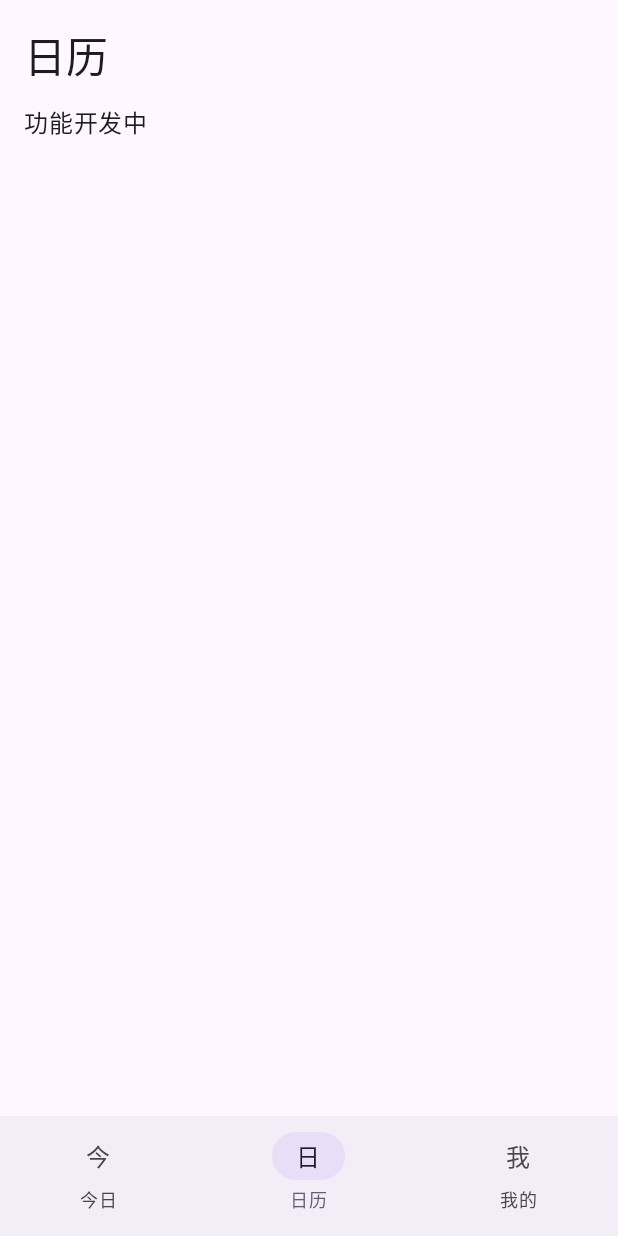
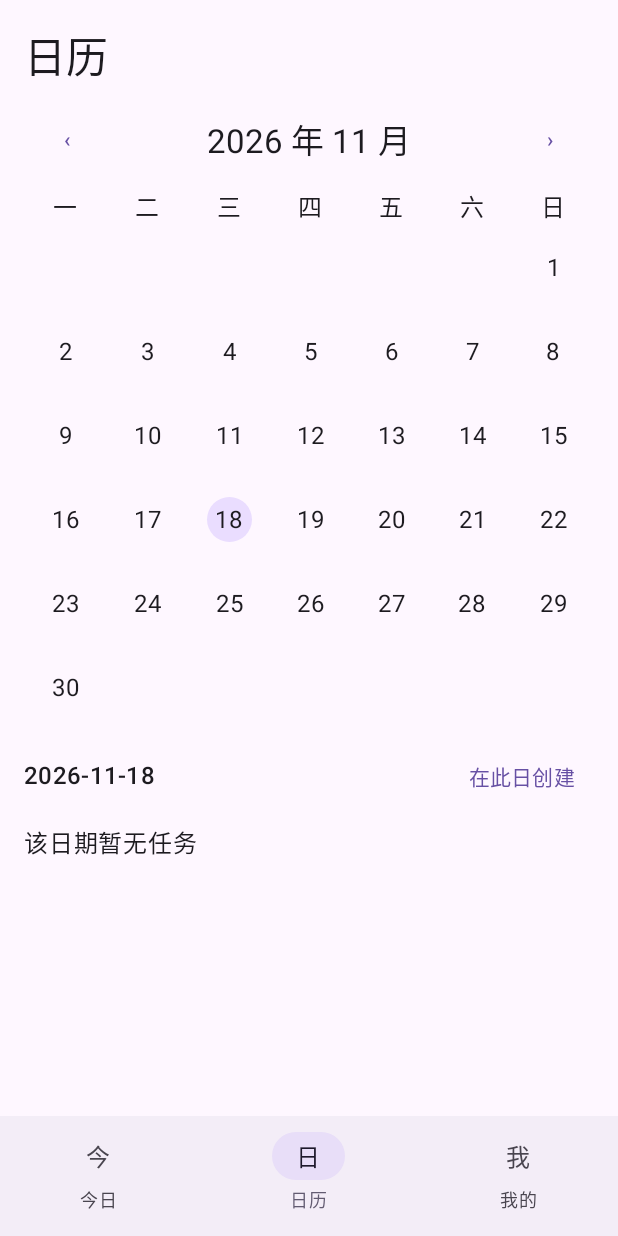
Before and after one commit to liuwenli02/LiteList, an Android app built with Jetpack Compose: the screen it shows after launch (MainActivity), item 2 of the bottom bar chosen, on a phone screen of 412 x 824 dp. Run offline under Robolectric (Android 15) with nearby library versions, the phone set to English and light mode, and no system bars; our stand-ins replace Room's generated code.

Commit message:
feat(calendar): add month navigation, date markers and task lists
PRD 8.1-8.5; TC-F14, TC-O10, TC-O13, TC-O14 (one-time task slice).
Calendar uses shared pending/completed order, current plannedDate and marker priority; allows selected-date creation.
Local verification: :app:testDebugUnitTest (7 tests) and :app:assembleDebug passed.
M16 remains in progress pending repeat instances, large-list performance and device acceptance.

```diff
--- a/app/src/main/java/com/liuwenli/litelist/MainActivity.kt
+++ b/app/src/main/java/com/liuwenli/litelist/MainActivity.kt
@@ -37,6 +37,7 @@ import com.liuwenli.litelist.data.LiteListDatabase
 import com.liuwenli.litelist.data.TaskEntity
 import com.liuwenli.litelist.data.TaskRepository
 import com.liuwenli.litelist.ui.TaskEditorDialog
+import com.liuwenli.litelist.ui.CalendarScreen
 import com.liuwenli.litelist.ui.TodayTaskSections
 import java.time.Clock
 import java.time.Duration
@@ -65,7 +66,7 @@ private fun LiteListApp(repository: TaskRepository) {
     var error by remember { mutableStateOf<String?>(null) }
     var pendingDelete by remember { mutableStateOf<TaskEntity?>(null) }
     var pendingEdit by remember { mutableStateOf<TaskEntity?>(null) }
-    var showDetailedCreate by remember { mutableStateOf(false) }
+    var detailedCreateDate by remember { mutableStateOf<LocalDate?>(null) }
     var completedExpanded by remember { mutableStateOf(false) }
     var historyExpanded by remember { mutableStateOf(true) }
     val tasks by remember(repository) { repository.observeTasks() }.collectAsState(initial = emptyList())
@@ -78,6 +79,15 @@ private fun LiteListApp(repository: TaskRepository) {
         }
     }
     val sections = TodayTaskSections.from(tasks, today, ZoneId.systemDefault())
+
+    fun toggle(task: TaskEntity) {
+        scope.launch {
+            runCatching {
+                if (task.status == "PENDING") repository.complete(task.generationId, task.taskId, task.dataVersion)
+                else repository.reopen(task.generationId, task.taskId, task.dataVersion)
+            }.onFailure { error = it.message ?: "操作失败" }
+        }
+    }
 
     Scaffold(bottomBar = {
         NavigationBar {
@@ -105,7 +115,7 @@ private fun LiteListApp(repository: TaskRepository) {
                             }
                         }) { Text("添加") }
                     }
-                    TextButton(onClick = { showDetailedCreate = true }) { Text("详细创建") }
+                    TextButton(onClick = { detailedCreateDate = today }) { Text("详细创建") }
                     error?.let { Text(it, color = MaterialTheme.colorScheme.error) }
                     Text("今日 ${sections.progressDone}/${sections.progressTotal}")
                     TodayTaskList(
@@ -115,18 +125,20 @@ private fun LiteListApp(repository: TaskRepository) {
                         historyExpanded = historyExpanded,
                         onCompletedExpandedChange = { completedExpanded = it },
                         onHistoryExpandedChange = { historyExpanded = it },
-                        onToggle = { task ->
-                        scope.launch {
-                            runCatching {
-                                if (task.status == "PENDING") repository.complete(task.generationId, task.taskId, task.dataVersion)
-                                else repository.reopen(task.generationId, task.taskId, task.dataVersion)
-                            }.onFailure { error = it.message ?: "操作失败" }
-                        }
-                        },
+                        onToggle = ::toggle,
                         onDelete = { pendingDelete = it },
                         onEdit = { pendingEdit = it },
                     )
                 }
+                1 -> CalendarScreen(
+                    modifier = Modifier.weight(1f),
+                    tasks = tasks,
+                    today = today,
+                    onCreate = { detailedCreateDate = it },
+                    onToggle = ::toggle,
+                    onDelete = { pendingDelete = it },
+                    onEdit = { pendingEdit = it },
+                )
                 else -> Text("功能开发中")
             }
         }
@@ -148,10 +160,10 @@ private fun LiteListApp(repository: TaskRepository) {
             dismissButton = { Button(onClick = { pendingDelete = null }) { Text("取消") } },
         )
     }
-    if (showDetailedCreate) {
+    detailedCreateDate?.let { createDate ->
         TaskEditorDialog(
-            initialDate = today,
-            onDismiss = { showDetailedCreate = false },
+            initialDate = createDate,
+            onDismiss = { detailedCreateDate = null },
             onSave = { taskTitle, note, plannedDate, deadline ->
                 repository.create(taskTitle, note, plannedDate, deadline)
             },
@@ -214,7 +226,7 @@ private fun TodayTaskList(
 }
 
 @Composable
-private fun TaskRow(task: TaskEntity, onToggle: (TaskEntity) -> Unit, onDelete: (TaskEntity) -> Unit, onEdit: (TaskEntity) -> Unit) {
+internal fun TaskRow(task: TaskEntity, onToggle: (TaskEntity) -> Unit, onDelete: (TaskEntity) -> Unit, onEdit: (TaskEntity) -> Unit) {
     Row(modifier = Modifier.fillMaxWidth(), horizontalArrangement = Arrangement.spacedBy(8.dp)) {
         Checkbox(checked = task.status == "COMPLETED", onCheckedChange = { onToggle(task) })
         Text(task.title, modifier = Modifier.weight(1f).padding(top = 12.dp))
--- /dev/null
+++ b/app/src/main/java/com/liuwenli/litelist/ui/CalendarScreen.kt
@@ -0,0 +1,115 @@
+package com.liuwenli.litelist.ui
+
+import androidx.compose.foundation.background
+import androidx.compose.foundation.clickable
+import androidx.compose.foundation.layout.Arrangement
+import androidx.compose.foundation.layout.Box
+import androidx.compose.foundation.layout.Column
+import androidx.compose.foundation.layout.Row
+import androidx.compose.foundation.layout.fillMaxSize
+import androidx.compose.foundation.layout.fillMaxWidth
+import androidx.compose.foundation.layout.height
+import androidx.compose.foundation.layout.padding
+import androidx.compose.foundation.layout.size
+import androidx.compose.foundation.lazy.LazyColumn
+import androidx.compose.foundation.lazy.items
+import androidx.compose.foundation.shape.CircleShape
+import androidx.compose.material3.MaterialTheme
+import androidx.compose.material3.Text
+import androidx.compose.material3.TextButton
+import androidx.compose.runtime.Composable
+import androidx.compose.runtime.getValue
+import androidx.compose.runtime.mutableStateOf
+import androidx.compose.runtime.produceState
+import androidx.compose.runtime.remember
+import androidx.compose.runtime.setValue
+import androidx.compose.ui.Alignment
+import androidx.compose.ui.Modifier
+import androidx.compose.ui.graphics.Color
+import androidx.compose.ui.unit.dp
+import com.liuwenli.litelist.TaskRow
+import com.liuwenli.litelist.data.TaskEntity
+import java.time.Instant
+import java.time.LocalDate
+import java.time.YearMonth
+import java.time.ZoneId
+import kotlinx.coroutines.delay
+
+@Composable
+fun CalendarScreen(
+    modifier: Modifier = Modifier,
+    tasks: List<TaskEntity>,
+    today: LocalDate,
+    onCreate: (LocalDate) -> Unit,
+    onToggle: (TaskEntity) -> Unit,
+    onDelete: (TaskEntity) -> Unit,
+    onEdit: (TaskEntity) -> Unit,
+) {
+    var month by remember { mutableStateOf(YearMonth.from(today)) }
+    var selectedDate by remember { mutableStateOf(today) }
+    val now by produceState(initialValue = Instant.now()) {
+        while (true) {
+            delay(60_000)
+            value = Instant.now()
+        }
+    }
+    val zone = ZoneId.systemDefault()
+    val selectedTasks = CalendarTasks.forDate(tasks, selectedDate, zone)
+    val firstOffset = month.atDay(1).dayOfWeek.value - 1
+
+    Column(modifier = modifier, verticalArrangement = Arrangement.spacedBy(8.dp)) {
+        Row(modifier = Modifier.fillMaxWidth(), horizontalArrangement = Arrangement.SpaceBetween, verticalAlignment = Alignment.CenterVertically) {
+            TextButton(onClick = { month = month.minusMonths(1) }) { Text("‹") }
+            Text("${month.year} 年 ${month.monthValue} 月", style = MaterialTheme.typography.titleLarge)
+            TextButton(onClick = { month = month.plusMonths(1) }) { Text("›") }
+        }
+        Row(modifier = Modifier.fillMaxWidth()) {
+            listOf("一", "二", "三", "四", "五", "六", "日").forEach { day ->
+                Box(modifier = Modifier.weight(1f), contentAlignment = Alignment.Center) { Text(day) }
+            }
+        }
+        repeat(6) { week ->
+            Row(modifier = Modifier.fillMaxWidth()) {
+                repeat(7) { weekday ->
+                    val dayNumber = week * 7 + weekday - firstOffset + 1
+                    val date = if (dayNumber in 1..month.lengthOfMonth()) month.atDay(dayNumber) else null
+                    Box(modifier = Modifier.weight(1f).height(48.dp), contentAlignment = Alignment.Center) {
+                        date?.let {
+                            val marker = CalendarTasks.marker(tasks, it, zone, now)
+                            Column(
+                                modifier = Modifier.fillMaxSize().clickable { selectedDate = it }.padding(2.dp),
+                                horizontalAlignment = Alignment.CenterHorizontally,
+                                verticalArrangement = Arrangement.Center,
+                            ) {
+                                val selected = it == selectedDate
+                                Box(
+                                    modifier = Modifier.size(30.dp).background(
+                                        if (selected) MaterialTheme.colorScheme.primaryContainer else Color.Transparent,
+                                        CircleShape,
+                                    ),
+                                    contentAlignment = Alignment.Center,
+                                ) { Text(dayNumber.toString()) }
+                                Box(modifier = Modifier.size(6.dp).background(
+                                    when (marker) {
+                                        DateMarker.OVERDUE -> MaterialTheme.colorScheme.error
+                                        DateMarker.PENDING -> MaterialTheme.colorScheme.primary
+                                        DateMarker.COMPLETED -> MaterialTheme.colorScheme.tertiary
+                                        null -> Color.Transparent
+                                    }, CircleShape,
+                                ))
+                            }
+                        }
+                    }
+                }
+            }
+        }
+        Row(modifier = Modifier.fillMaxWidth(), horizontalArrangement = Arrangement.SpaceBetween, verticalAlignment = Alignment.CenterVertically) {
+            Text(selectedDate.toString(), style = MaterialTheme.typography.titleMedium)
+            TextButton(onClick = { onCreate(selectedDate) }) { Text("在此日创建") }
+        }
+        if (selectedTasks.isEmpty()) Text("该日期暂无任务")
+        LazyColumn(modifier = Modifier.weight(1f)) {
+            items(selectedTasks, key = { it.taskId }) { task -> TaskRow(task, onToggle, onDelete, onEdit) }
+        }
+    }
+}
--- /dev/null
+++ b/app/src/main/java/com/liuwenli/litelist/ui/CalendarTasks.kt
@@ -0,0 +1,32 @@
+package com.liuwenli.litelist.ui
+
+import com.liuwenli.litelist.data.TaskEntity
+import com.liuwenli.litelist.domain.TaskRules
+import com.liuwenli.litelist.domain.TaskStatus
+import java.time.Instant
+import java.time.LocalDate
+import java.time.LocalDateTime
+import java.time.ZoneId
+
+enum class DateMarker { OVERDUE, PENDING, COMPLETED }
+
+object CalendarTasks {
+    fun forDate(tasks: List<TaskEntity>, date: LocalDate, zone: ZoneId): List<TaskEntity> {
+        val sameDate = tasks.filter { it.plannedDate == date.toString() }
+        return sameDate.filter { it.status == "PENDING" }.sortedWith(TaskOrdering.pending(zone)) +
+            sameDate.filter { it.status == "COMPLETED" }.sortedWith(TaskOrdering.completed)
+    }
+
+    fun marker(tasks: List<TaskEntity>, date: LocalDate, zone: ZoneId, now: Instant): DateMarker? {
+        val sameDate = tasks.filter { it.plannedDate == date.toString() }
+        if (sameDate.any { it.status == "PENDING" && TaskRules.isOverdue(
+                TaskStatus.PENDING,
+                it.deadlineLocalDateTime?.let(LocalDateTime::parse),
+                zone,
+                now,
+            ) }) return DateMarker.OVERDUE
+        if (sameDate.any { it.status == "PENDING" }) return DateMarker.PENDING
+        if (sameDate.any { it.status == "COMPLETED" }) return DateMarker.COMPLETED
+        return null
+    }
+}
--- /dev/null
+++ b/app/src/main/java/com/liuwenli/litelist/ui/TaskOrdering.kt
@@ -0,0 +1,17 @@
+package com.liuwenli.litelist.ui
+
+import com.liuwenli.litelist.data.TaskEntity
+import com.liuwenli.litelist.domain.TaskRules
+import java.time.LocalDateTime
+import java.time.ZoneId
+
+object TaskOrdering {
+    fun pending(zone: ZoneId): Comparator<TaskEntity> =
+        compareBy<TaskEntity> { it.deadlineLocalDateTime == null }
+            .thenBy { it.deadlineLocalDateTime?.let { local -> TaskRules.resolve(LocalDateTime.parse(local), zone) } }
+            .thenBy { it.createdAt }
+            .thenBy { it.taskId }
+
+    val completed: Comparator<TaskEntity> = compareByDescending<TaskEntity> { it.completedAt }
+        .thenBy { it.taskId }
+}
--- a/app/src/main/java/com/liuwenli/litelist/ui/TodaySections.kt
+++ b/app/src/main/java/com/liuwenli/litelist/ui/TodaySections.kt
@@ -1,9 +1,7 @@
 package com.liuwenli.litelist.ui
 
 import com.liuwenli.litelist.data.TaskEntity
-import com.liuwenli.litelist.domain.TaskRules
 import java.time.LocalDate
-import java.time.LocalDateTime
 import java.time.ZoneId
 
 data class TodaySections(
@@ -19,12 +17,8 @@ data class TodaySections(
 object TodayTaskSections {
     fun from(tasks: List<TaskEntity>, today: LocalDate, zone: ZoneId): TodaySections {
         val active = tasks.filter { it.status == "PENDING" || it.status == "COMPLETED" }
-        val pendingOrder = compareBy<TaskEntity> { it.deadlineLocalDateTime == null }
-            .thenBy { it.deadlineLocalDateTime?.let { local -> TaskRules.resolve(LocalDateTime.parse(local), zone) } }
-            .thenBy { it.createdAt }
-            .thenBy { it.taskId }
-        val completedOrder = compareByDescending<TaskEntity> { it.completedAt }
-            .thenBy { it.taskId }
+        val pendingOrder = TaskOrdering.pending(zone)
+        val completedOrder = TaskOrdering.completed
         val pastOrder = compareByDescending<TaskEntity> { it.plannedDate }
             .then(pendingOrder)
 
```
Also changed, not shown: 2 other files.
